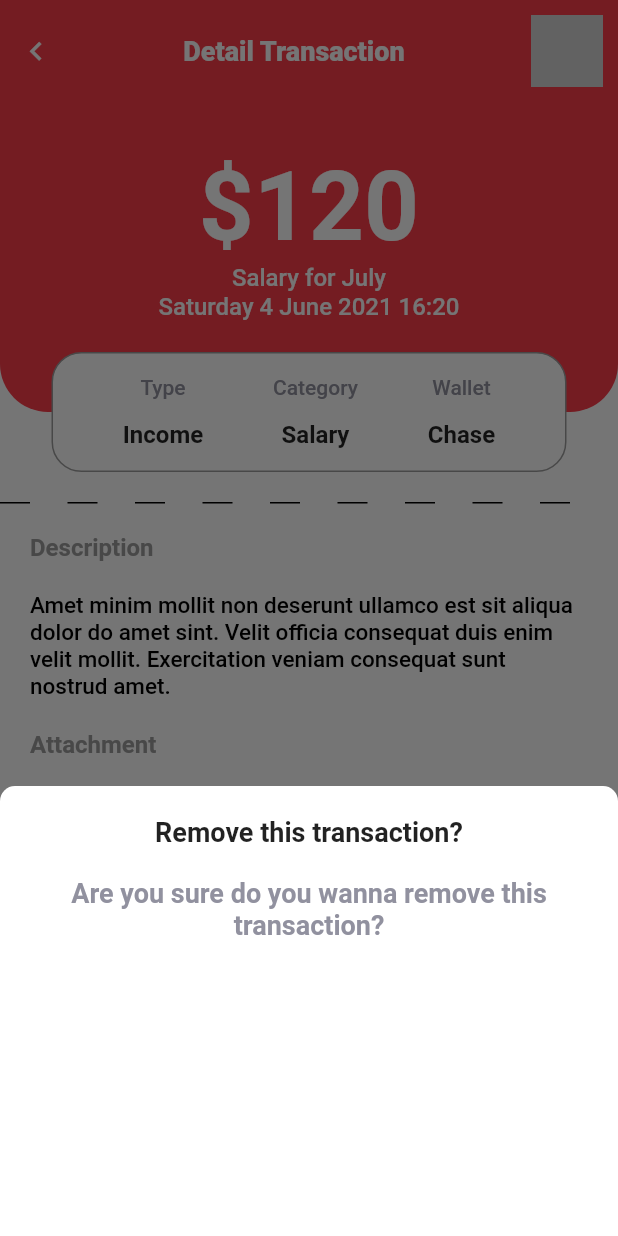
After one commit to yash17-12-98/xpense_tracker, a Flutter app: the ExpenseDetails screen opened by its route, after a tap on "Continue", on a phone screen of 412 x 824 dp. The commit adds this screen. Run offline on Flutter 3.47's test engine with Material 2 defaults, Android fonts, the light colour scheme and no system bars; drawn by our look-alikes of dotted_line; our stand-ins replace firebase_core, flutter_svg, get; accounts and stored records are empty.

Commit message:
Expense Details Screen Done

```diff
--- a/lib/bindings/binding.dart
+++ b/lib/bindings/binding.dart
@@ -3,3 +3,4 @@ export 'dashbord_binding.dart';
 export 'expense_binding.dart';
 export 'income_binding.dart';
 export 'incomeDetail_binding.dart';
+export 'expenseDetail_binding.dart';
--- /dev/null
+++ b/lib/bindings/expenseDetail_binding.dart
@@ -0,0 +1,9 @@
+import 'package:get/get.dart';
+import 'package:xpense_tracker/controllers/controller.dart';
+
+class ExpenseDetailBinding extends Bindings {
+  @override
+  void dependencies() {
+    Get.lazyPut<ExpenseDetailsController>(() => (ExpenseDetailsController()));
+  }
+}
--- a/lib/controllers/controller.dart
+++ b/lib/controllers/controller.dart
@@ -6,3 +6,4 @@ export 'dashbord_controller.dart';
 export 'expense_controller.dart';
 export 'income_controller.dart';
 export 'incomeDetail_controller.dart';
+export 'expenseDetail_controller.dart';
--- /dev/null
+++ b/lib/controllers/expenseDetail_controller.dart
@@ -0,0 +1,3 @@
+import 'package:xpense_tracker/controllers/base_controller.dart';
+
+class ExpenseDetailsController extends BaseController {}
--- a/lib/routes/app_pages.dart
+++ b/lib/routes/app_pages.dart
@@ -31,4 +31,9 @@ List<GetPage> pages = [
     page: () => const IncomeDetails(),
     binding: IncomeDetailBinding(),
   ),
+  GetPage(
+    name: Routes.expenseDetail,
+    page: () => const ExpenseDetails(),
+    binding: ExpenseDetailBinding(),
+  ),
 ];
--- a/lib/routes/page_routes.dart
+++ b/lib/routes/page_routes.dart
@@ -9,4 +9,5 @@ abstract class Routes {
   static const expense = '/expense';
   static const income = '/income';
   static const incomeDetail = '/incomeDetail';
+  static const expenseDetail = '/expenseDetail';
 }
--- /dev/null
+++ b/lib/screens/expenseDetail_screen.dart
@@ -0,0 +1,214 @@
+import 'package:dotted_line/dotted_line.dart';
+import 'package:flutter_svg/svg.dart';
+import 'package:get/get.dart';
+import 'package:flutter/material.dart';
+import '../common/common.dart';
+import '../controllers/controller.dart';
+import '../widgets/widget.dart';
+
+class ExpenseDetails extends GetView<IncomeController> {
+  const ExpenseDetails({Key? key}) : super(key: key);
+
+  @override
+  Widget build(BuildContext context) {
+    return SafeArea(
+      child: Scaffold(
+        backgroundColor: AppColors.white,
+        body: Column(
+            mainAxisAlignment: MainAxisAlignment.start,
+            crossAxisAlignment: CrossAxisAlignment.start,
+            children: [
+              Stack(
+                  alignment: Alignment.center,
+                  children: [
+                    Padding(
+                      padding: const EdgeInsets.only(bottom: 40),
+                      child: Container(
+                        height: MediaQuery.of(context).size.height / 3,
+                        decoration: const BoxDecoration(
+                            borderRadius: BorderRadius.only(
+                                bottomRight: Radius.circular(32),
+                                bottomLeft: Radius.circular(32)),
+                            color: AppColors.redColor),
+                        child: Padding(
+                          padding: const EdgeInsets.symmetric(vertical: 10),
+                          child: Column(
+                            children: [
+                              Row(
+                                mainAxisAlignment: MainAxisAlignment.spaceBetween,
+                                crossAxisAlignment: CrossAxisAlignment.center,
+                                children: [
+                                  IconButton(
+                                    onPressed: () {},
+                                    icon: const Icon(
+                                      Icons.keyboard_arrow_left,
+                                      size: 25,
+                                    ),
+                                    color: Colors.white,
+                                  ),
+                                  Text(
+                                    "Detail Transaction",
+                                    style: TextStyle(
+                                        color: Colors.white,
+                                        fontSize: 18,
+                                        fontWeight: FontWeight.w800),
+                                  ),
+                                  Padding(
+                                    padding: const EdgeInsets.symmetric(
+                                      horizontal: 10,
+                                    ),
+                                    child: SvgPicture.asset(ImagesPath.deleteIcon),
+                                  ),
+                                ],
+                              ),
+                            ],
+                          ),
+                        ),
+                      ),
+                    ),
+                    Column(
+                      children: const [
+                        Padding(
+                          padding: EdgeInsets.symmetric(horizontal: 10),
+                          child: Text("\$120",style: TextStyle(color: AppColors.white,fontSize: 64,fontWeight: FontWeight.w600),),
+                        ),
+                        Padding(
+                          padding: EdgeInsets.symmetric(horizontal: 10),
+                          child: Text("Salary for July",style: TextStyle(color: AppColors.white,fontSize: 16,fontWeight: FontWeight.w500),),
+                        ),
+                        Padding(
+                          padding: EdgeInsets.symmetric(horizontal: 10),
+                          child: Text("Saturday 4 June 2021 16:20",style: TextStyle(color: AppColors.white,fontSize: 16,fontWeight: FontWeight.w500),),
+                        ),
+                      ],
+                    ),
+
+
+                    Positioned(
+                      bottom: 0,
+                      child: Container(
+                        height: 80,
+                        width: MediaQuery.of(context).size.width/1.2,
+                        decoration: BoxDecoration(
+                            border: Border.all( color: Colors.grey,),
+                            borderRadius: BorderRadius.all(Radius.circular(20)),
+                            color: AppColors.white),
+                        child: Center(
+                          child: Row(
+                            mainAxisAlignment: MainAxisAlignment.spaceEvenly,
+                            children: [
+                              Column(
+                                mainAxisAlignment: MainAxisAlignment.spaceEvenly,
+                                children: [
+                                  Text("Type",style: TextStyle(fontWeight: FontWeight.w500,fontSize: 14,color: AppColors.textHintColor),),
+                                  Text("Income",style: TextStyle(fontWeight: FontWeight.w600,fontSize: 16),),
+                                ],
+                              ),
+                              Column(
+                                mainAxisAlignment: MainAxisAlignment.spaceEvenly,
+                                children: [
+                                  Text("Category",style: TextStyle(fontWeight: FontWeight.w500,fontSize: 14,color: AppColors.textHintColor),),
+                                  Text("Salary",style: TextStyle(fontWeight: FontWeight.w600,fontSize: 16),),
+                                ],
+                              ),
+                              Column(
+                                mainAxisAlignment: MainAxisAlignment.spaceEvenly,
+                                children: [
+                                  Text("Wallet",style: TextStyle(fontWeight: FontWeight.w500,fontSize: 14,color: AppColors.textHintColor),),
+                                  Text("Chase",style: TextStyle(fontWeight: FontWeight.w600,fontSize: 16),),
+                                ],
+                              ),
+                            ],
+                          ),
+                        ),
+                      ),
+                    )
+                  ]),
+              const SizedBox(height: 20,),
+              const DottedLine(
+                dashLength: 20,
+                dashGapLength: 25,
+
+              ),
+              const SizedBox(height: 20,),
+              Padding(
+                padding: const EdgeInsets.symmetric(horizontal: 20),
+                child: Column(
+                  crossAxisAlignment: CrossAxisAlignment.start,
+                  children:  [
+                    const Text(
+                      "Description",
+                      style: TextStyle(
+                          color: Colors.grey,
+                          fontSize: 16,
+                          fontWeight: FontWeight.w600),
+                    ),
+                    const SizedBox(height: 20,),
+                    const Text(
+                      "Amet minim mollit non deserunt ullamco est sit aliqua dolor do amet sint. Velit officia consequat duis enim velit mollit. Exercitation veniam consequat sunt nostrud amet.",
+                      style: TextStyle(
+                          color: Colors.black,
+                          fontSize: 15,
+                          fontWeight: FontWeight.w500),
+                    ),
+                    const SizedBox(height: 20,),
+                    const Text(
+                      "Attachment",
+                      style: TextStyle(
+                          color: Colors.grey,
+                          fontSize: 16,
+                          fontWeight: FontWeight.w600),
+                    ),
+                    const SizedBox(height: 20,),
+                    SizedBox(
+                      height: 100,
+                      width: MediaQuery.of(context).size.width,
+                      child: Image.asset(ImagesPath.tempImg),
+                    ),
+                    const SizedBox(height: 40,),
+                    ButtonWidget(onTap: () {
+                      showModalBottomSheet(
+                          shape: const RoundedRectangleBorder(
+                            borderRadius: BorderRadius.vertical(top: Radius.circular(100.0))),
+                          backgroundColor: Colors.green,
+                        context: context,
+                        builder: (BuildContext context) {
+                          return Container(
+                            decoration: const BoxDecoration(
+                              borderRadius: BorderRadius.vertical(top: Radius.circular(100.0)),
+                              color: Colors.red,
+                            ),
+                            height: 300.0,
+                            child: Container(
+                                decoration: const BoxDecoration(
+                                    color: Colors.white,
+                                    borderRadius: BorderRadius.only(
+                                        topLeft: Radius.circular(10.0),
+                                        topRight: Radius.circular(10.0))),
+                                child: Padding(
+                                  padding: const EdgeInsets.symmetric(horizontal: 10),
+                                  child: Column(
+                                    children: const [
+                                      SizedBox(height: 20,),
+                                      Text("Remove this transaction?",style: TextStyle(fontSize: 18,fontWeight: FontWeight.w600),),
+                                      SizedBox(height: 20,),
+                                      Text("Are you sure do you wanna remove this transaction?",textAlign: TextAlign.center,style: TextStyle(fontSize: 18,fontWeight: FontWeight.w600,color: AppColors.textHintColor),),
+                                    ],
+                                  ),
+                                )),
+                          );
+                        },
+                      );
+                    },)
+
+
+                  ],
+                ),
+              ),
+
+
+            ]),
+      ),
+    );
+  }
+}
--- a/lib/screens/incomeDetail_screen.dart
+++ b/lib/screens/incomeDetail_screen.dart
@@ -5,6 +5,7 @@ import 'package:flutter/material.dart';
 import '../common/common.dart';
 import '../controllers/controller.dart';
 import '../widgets/widget.dart';
+import '../routes/route.dart';
 
 class IncomeDetails extends GetView<IncomeController> {
   const IncomeDetails({Key? key}) : super(key: key);
@@ -166,7 +167,7 @@ class IncomeDetails extends GetView<IncomeController> {
                       child: Image.asset(ImagesPath.tempImg),
                     ),
                     const SizedBox(height: 40,),
-                    ButtonWidget(onTap: () {  },)
+                    ButtonWidget(onTap: () { Get.toNamed(Routes.expenseDetail); },)
 
 
                   ],
--- a/lib/screens/screen.dart
+++ b/lib/screens/screen.dart
@@ -3,3 +3,4 @@ export 'dashbord_screen.dart';
 export 'expense_screen.dart';
 export 'income_screeen.dart';
 export 'incomeDetail_screen.dart';
+export 'expenseDetail_screen.dart';
```
